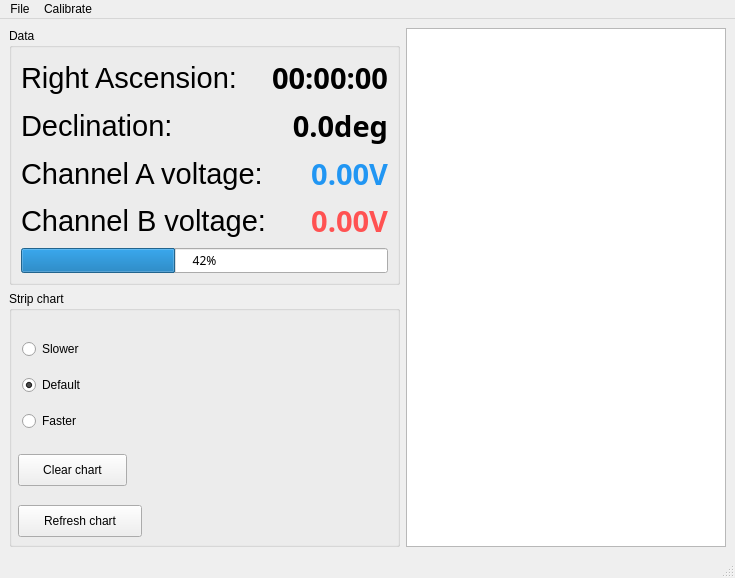
finnjames/verdant-shores, file threepio/misc/layout.ui: the form before one commit.
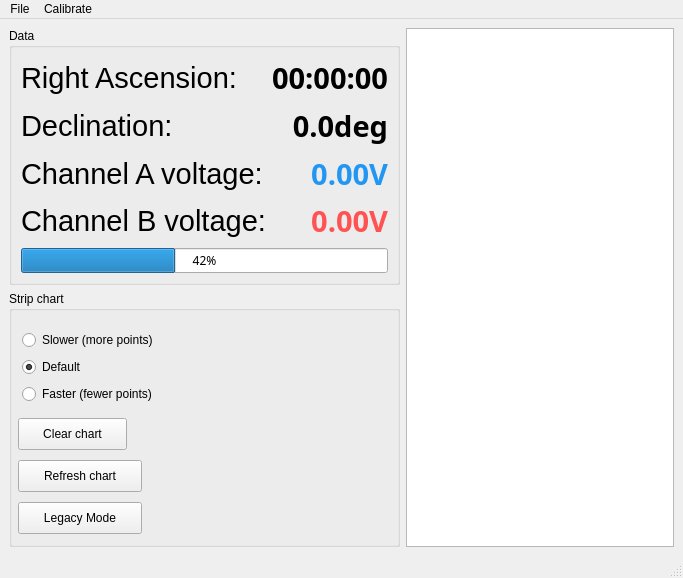
The form after the commit. Custom widgets are drawn as their Qt base class.

Commit message: sidereal time... kinda

```diff
--- a/threepio/misc/layout.ui
+++ b/threepio/misc/layout.ui
@@ -6,7 +6,7 @@
    <rect>
     <x>0</x>
     <y>0</y>
-    <width>735</width>
+    <width>683</width>
     <height>578</height>
    </rect>
   </property>
@@ -31,6 +31,118 @@
       </property>
      </widget>
     </item>
+    <item row="1" column="0">
+     <widget class="QGroupBox" name="stripchart_control_group">
+      <property name="sizePolicy">
+       <sizepolicy hsizetype="Preferred" vsizetype="Preferred">
+        <horstretch>0</horstretch>
+        <verstretch>0</verstretch>
+       </sizepolicy>
+      </property>
+      <property name="title">
+       <string>Strip chart</string>
+      </property>
+      <widget class="QRadioButton" name="speed_slower_radio">
+       <property name="geometry">
+        <rect>
+         <x>13</x>
+         <y>39</y>
+         <width>152</width>
+         <height>20</height>
+        </rect>
+       </property>
+       <property name="cursor">
+        <cursorShape>PointingHandCursor</cursorShape>
+       </property>
+       <property name="text">
+        <string>Slower (more points)</string>
+       </property>
+      </widget>
+      <widget class="QPushButton" name="chart_clear_button">
+       <property name="geometry">
+        <rect>
+         <x>9</x>
+         <y>127</y>
+         <width>109</width>
+         <height>32</height>
+        </rect>
+       </property>
+       <property name="cursor">
+        <cursorShape>PointingHandCursor</cursorShape>
+       </property>
+       <property name="text">
+        <string>Clear chart</string>
+       </property>
+      </widget>
+      <widget class="QRadioButton" name="speed_default_radio">
+       <property name="enabled">
+        <bool>true</bool>
+       </property>
+       <property name="geometry">
+        <rect>
+         <x>13</x>
+         <y>66</y>
+         <width>69</width>
+         <height>20</height>
+        </rect>
+       </property>
+       <property name="cursor">
+        <cursorShape>PointingHandCursor</cursorShape>
+       </property>
+       <property name="text">
+        <string>Default</string>
+       </property>
+       <property name="checked">
+        <bool>true</bool>
+       </property>
+      </widget>
+      <widget class="QRadioButton" name="speed_faster_radio">
+       <property name="geometry">
+        <rect>
+         <x>13</x>
+         <y>93</y>
+         <width>152</width>
+         <height>20</height>
+        </rect>
+       </property>
+       <property name="cursor">
+        <cursorShape>PointingHandCursor</cursorShape>
+       </property>
+       <property name="text">
+        <string>Faster (fewer points)</string>
+       </property>
+      </widget>
+      <widget class="QPushButton" name="chart_legacy_button">
+       <property name="geometry">
+        <rect>
+         <x>9</x>
+         <y>211</y>
+         <width>124</width>
+         <height>32</height>
+        </rect>
+       </property>
+       <property name="text">
+        <string>Legacy Mode</string>
+       </property>
+      </widget>
+      <widget class="QPushButton" name="chart_refresh_button">
+       <property name="geometry">
+        <rect>
+         <x>9</x>
+         <y>169</y>
+         <width>124</width>
+         <height>32</height>
+        </rect>
+       </property>
+       <property name="cursor">
+        <cursorShape>PointingHandCursor</cursorShape>
+       </property>
+       <property name="text">
+        <string>Refresh chart</string>
+       </property>
+      </widget>
+     </widget>
+    </item>
     <item row="0" column="0">
      <widget class="QGroupBox" name="data_display_group">
       <property name="sizePolicy">
@@ -338,105 +450,6 @@
       </layout>
      </widget>
     </item>
-    <item row="1" column="0">
-     <widget class="QGroupBox" name="stripchart_control_group">
-      <property name="sizePolicy">
-       <sizepolicy hsizetype="Preferred" vsizetype="Preferred">
-        <horstretch>0</horstretch>
-        <verstretch>0</verstretch>
-       </sizepolicy>
-      </property>
-      <property name="title">
-       <string>Strip chart</string>
-      </property>
-      <widget class="QPushButton" name="chart_refresh_button">
-       <property name="geometry">
-        <rect>
-         <x>9</x>
-         <y>214</y>
-         <width>124</width>
-         <height>32</height>
-        </rect>
-       </property>
-       <property name="cursor">
-        <cursorShape>PointingHandCursor</cursorShape>
-       </property>
-       <property name="text">
-        <string>Refresh chart</string>
-       </property>
-      </widget>
-      <widget class="QRadioButton" name="speed_slower_radio">
-       <property name="geometry">
-        <rect>
-         <x>13</x>
-         <y>48</y>
-         <width>67</width>
-         <height>20</height>
-        </rect>
-       </property>
-       <property name="cursor">
-        <cursorShape>PointingHandCursor</cursorShape>
-       </property>
-       <property name="text">
-        <string>Slower</string>
-       </property>
-      </widget>
-      <widget class="QPushButton" name="chart_clear_button">
-       <property name="geometry">
-        <rect>
-         <x>9</x>
-         <y>163</y>
-         <width>109</width>
-         <height>32</height>
-        </rect>
-       </property>
-       <property name="cursor">
-        <cursorShape>PointingHandCursor</cursorShape>
-       </property>
-       <property name="text">
-        <string>Clear chart</string>
-       </property>
-      </widget>
-      <widget class="QRadioButton" name="speed_default_radio">
-       <property name="enabled">
-        <bool>true</bool>
-       </property>
-       <property name="geometry">
-        <rect>
-         <x>13</x>
-         <y>84</y>
-         <width>69</width>
-         <height>20</height>
-        </rect>
-       </property>
-       <property name="cursor">
-        <cursorShape>PointingHandCursor</cursorShape>
-       </property>
-       <property name="text">
-        <string>Default</string>
-       </property>
-       <property name="checked">
-        <bool>true</bool>
-       </property>
-      </widget>
-      <widget class="QRadioButton" name="speed_faster_radio">
-       <property name="geometry">
-        <rect>
-         <x>13</x>
-         <y>120</y>
-         <width>64</width>
-         <height>20</height>
-        </rect>
-       </property>
-       <property name="cursor">
-        <cursorShape>PointingHandCursor</cursorShape>
-       </property>
-       <property name="text">
-        <string>Faster</string>
-       </property>
-      </widget>
-     </widget>
-    </item>
    </layout>
   </widget>
   <widget class="QMenuBar" name="menubar">
@@ -444,7 +457,7 @@
     <rect>
      <x>0</x>
      <y>0</y>
-     <width>735</width>
+     <width>683</width>
      <height>22</height>
     </rect>
    </property>
```
Left out of the diff: 9 changed lines with no effect on the pictures. The commit also changes 2 other files.
